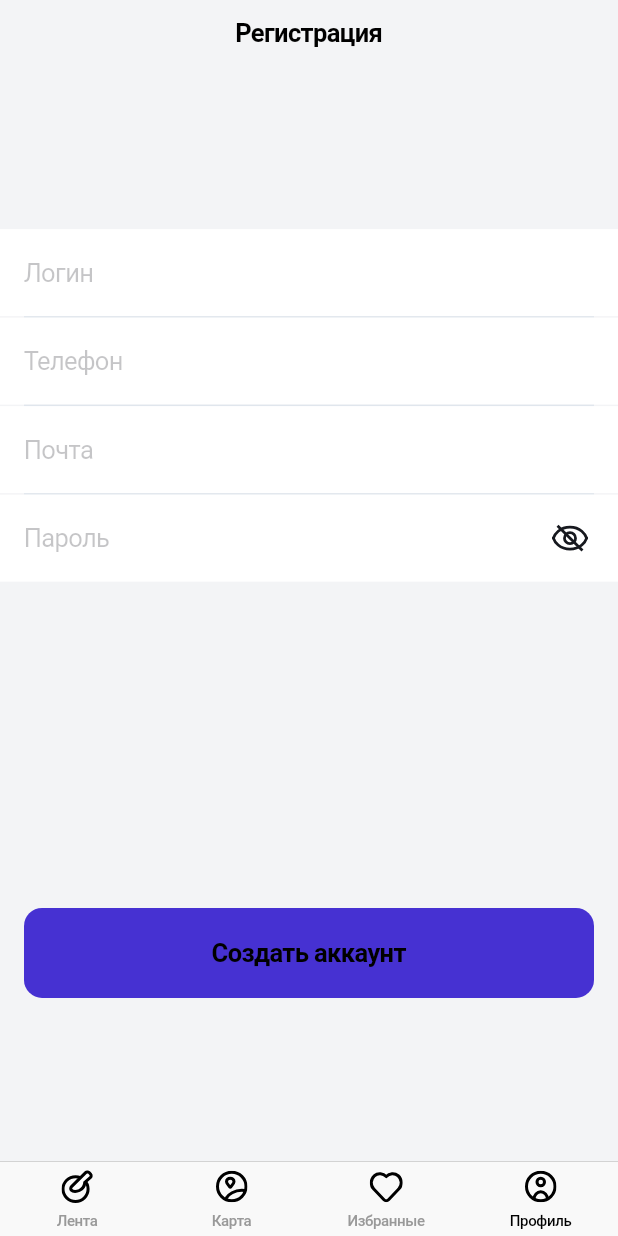
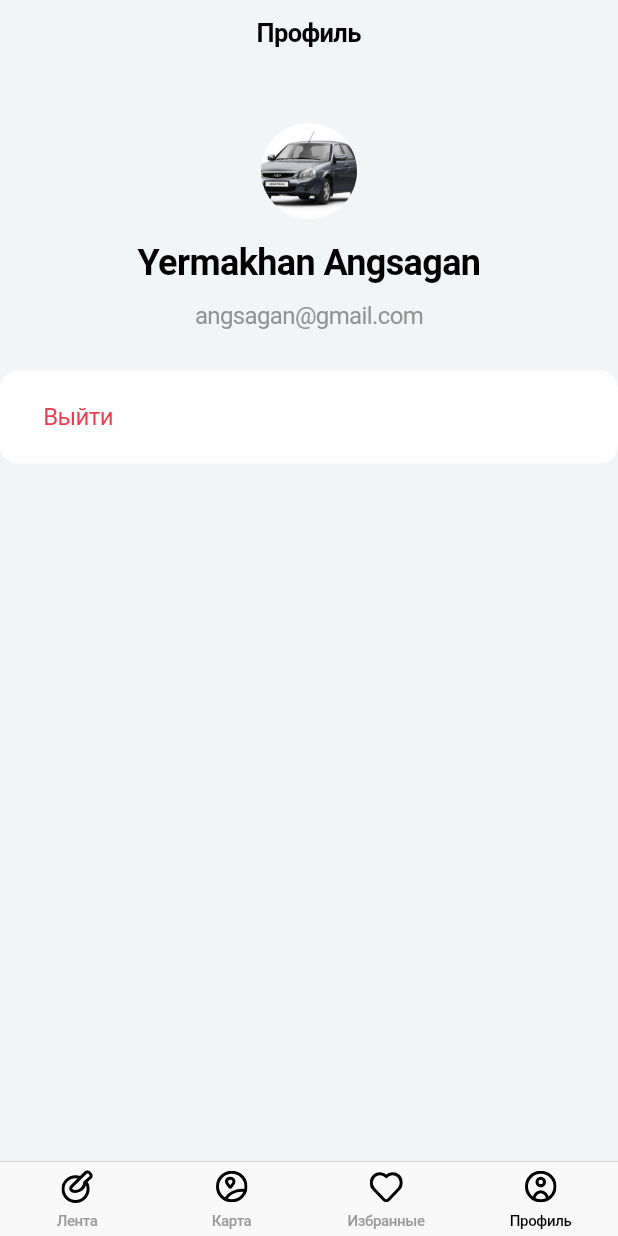
Before and after one commit to yermakhanansagan/code-union, a Flutter app: the screen it shows after launch, item 4 of the bottom bar chosen, on a phone screen of 412 x 824 dp. Run offline on Flutter 3.47's test engine with Material 2 defaults, Android fonts, the phone set to English and light mode, and no system bars; our stand-ins replace flutter_svg.

Commit message:
profile page and text styles

```diff
--- /dev/null
+++ b/lib/src/components/search_text_field.dart
@@ -0,0 +1,19 @@
+import 'package:flutter/cupertino.dart';
+
+class SearchTextField extends StatelessWidget {
+  const SearchTextField({
+    Key? key,
+  }) : super(key: key);
+
+  @override
+  Widget build(BuildContext context) {
+    return CupertinoTextField(
+      prefix: Padding(
+        padding: const EdgeInsets.only(left: 12),
+        child: Icon(CupertinoIcons.search),
+      ),
+      placeholder: "Поиск",
+      padding: const EdgeInsets.all(12),
+    );
+  }
+}
--- a/lib/src/constants/app_color.dart
+++ b/lib/src/constants/app_color.dart
@@ -5,4 +5,7 @@ class AppColor{
   static const Color white = Color(0xFFFFFFFF);
   static const Color dividerColor = Color(0xFFE0E6ED);
   static const Color main = Color(0xFF4631D2);
+  static const Color textSecondColor = Color(0xFF929292);
+  static const Color redTextColor = Color(0xFFEC3A4D);
+  static const Color secondButtonColor = Color(0xFFFEFEFE);
 }
--- /dev/null
+++ b/lib/src/constants/text_styles.dart
@@ -0,0 +1,9 @@
+import 'package:flutter/cupertino.dart';
+import 'package:project/src/constants/app_color.dart';
+
+class AppTextStyles {
+  static var headline1 = TextStyle(fontSize: 24, fontWeight: FontWeight.bold);
+  static var headline2 = TextStyle(fontSize: 16, fontWeight: FontWeight.bold);
+  static var description1 = TextStyle(fontSize: 16, color: AppColor.textSecondColor);
+  static var description2 = TextStyle(fontSize: 13, color: AppColor.textSecondColor);
+}
--- a/lib/src/screens/main_screen/main_screen.dart
+++ b/lib/src/screens/main_screen/main_screen.dart
@@ -1,5 +1,6 @@
 import 'package:flutter/cupertino.dart';
 import 'package:flutter_svg/flutter_svg.dart';
+import 'package:project/src/screens/profile/profile_screen.dart';
 import 'package:project/src/screens/timeline/timeline_screen.dart';
 
 import '../auth/auth_screen.dart';
@@ -44,7 +45,7 @@ class MainScreen extends StatelessWidget {
               case 2:
                 return AuthScreen();
               case 3:
-                return RegistrationScreen();
+                return ProfileScreen();
               default:
                 return TimelineScreen();
             }
--- /dev/null
+++ b/lib/src/screens/profile/profile_screen.dart
@@ -0,0 +1,35 @@
+import 'package:flutter/cupertino.dart';
+
+import 'package:project/src/constants/app_color.dart';
+import 'package:project/src/screens/timeline/widgets/profile_description.dart';
+import 'package:project/src/screens/timeline/widgets/profile_screen_button.dart';
+
+class ProfileScreen extends StatelessWidget {
+  @override
+  Widget build(BuildContext context) {
+    return CupertinoPageScaffold(
+      navigationBar: CupertinoNavigationBar(
+        backgroundColor: AppColor.white,
+        border: Border(),
+        middle: Text("Профиль"),
+      ),
+      child: Column(
+        crossAxisAlignment: CrossAxisAlignment.stretch,
+        children: [
+          ProfileDescription(
+            imagePath: "assets/images/lada_priora_1.jpg",
+            name: "Yermakhan Angsagan",
+            email: "angsagan@gmail.com",
+          ),
+          SizedBox(
+            height: 27,
+          ),
+          ProfileScreenButton(
+            //лейбл по дефолту Выйти
+            onPressed: () {},
+          ),
+        ],
+      ),
+    );
+  }
+}
--- a/lib/src/screens/timeline/timeline_screen.dart
+++ b/lib/src/screens/timeline/timeline_screen.dart
@@ -1,7 +1,10 @@
 import 'package:flutter/cupertino.dart';
 import 'package:flutter/material.dart';
 import 'package:flutter_svg/flutter_svg.dart';
+import 'package:project/src/components/search_text_field.dart';
+import 'package:project/src/constants/app_color.dart';
 import 'package:project/src/constants/app_paddings.dart';
+import 'package:project/src/constants/text_styles.dart';
 import 'package:project/src/data/dummy_data.dart';
 
 class TimelineScreen extends StatelessWidget {
@@ -17,14 +20,7 @@ class TimelineScreen extends StatelessWidget {
                 SizedBox(
                   height: 33,
                 ),
-                CupertinoTextField(
-                  prefix: Padding(
-                    padding: const EdgeInsets.only(left: 12),
-                    child: Icon(CupertinoIcons.search),
-                  ),
-                  placeholder: "Поиск",
-                  padding: const EdgeInsets.all(12),
-                ),
+                SearchTextField(),
                 SizedBox(
                   height: 20,
                 ),
@@ -65,20 +61,15 @@ class TimelineScreen extends StatelessWidget {
                                   children: [
                                     Text(
                                       shoppingCenter.name,
-                                      style: TextStyle(fontSize: 16, fontWeight: FontWeight.bold),
+                                      style: AppTextStyles.headline2,
                                     ),
                                     Text(
                                       shoppingCenter.description,
-                                      style: TextStyle(
-                                          fontSize: 13,
-                                          color: Color(0xFF929292)),
-                                    ),
+                                      style: AppTextStyles.description2),
                                     Text(
                                       shoppingCenter.address,
-                                      style: TextStyle(
-                                          fontSize: 13,
-                                          color: Color(0xFF929292)),
-                                    )
+                                      style: AppTextStyles.description2),
+
                                   ],
                                 ),
                               ),
--- /dev/null
+++ b/lib/src/screens/timeline/widgets/profile_description.dart
@@ -0,0 +1,55 @@
+import 'package:flutter/cupertino.dart';
+import 'package:project/src/constants/app_color.dart';
+import 'package:project/src/constants/text_styles.dart';
+
+class ProfileDescription extends StatelessWidget {
+  final String imagePath;
+  final String name;
+  final String email;
+
+  const ProfileDescription({
+    Key? key,
+    required this.imagePath,
+    required this.name,
+    required this.email,
+  }) : super(key: key);
+
+  @override
+  Widget build(BuildContext context) {
+    return Column(
+      crossAxisAlignment: CrossAxisAlignment.stretch,
+      children: [
+        SizedBox(
+          height: 38,
+        ),
+        Container(
+          width: 64,
+          height: 64,
+          decoration: BoxDecoration(
+            shape: BoxShape.circle,
+            image: DecorationImage(
+              image: AssetImage(imagePath),
+              fit: BoxFit.contain,
+            ),
+          ),
+        ),
+        SizedBox(
+          height: 15,
+        ),
+        Text(
+          name,
+          textAlign: TextAlign.center,
+          style: AppTextStyles.headline1
+        ),
+        SizedBox(
+          height: 12,
+        ),
+        Text(
+          email,
+          textAlign: TextAlign.center,
+          style: AppTextStyles.description1
+        ),
+      ],
+    );
+  }
+}
--- /dev/null
+++ b/lib/src/screens/timeline/widgets/profile_screen_button.dart
@@ -0,0 +1,23 @@
+import 'package:flutter/cupertino.dart';
+import 'package:project/src/constants/app_color.dart';
+
+class ProfileScreenButton extends StatelessWidget {
+  final String labelText;
+  final GestureTapCallback onPressed;
+  const ProfileScreenButton({
+    Key? key, this.labelText = "Выйти", required this.onPressed,
+  }) : super(key: key);
+
+  @override
+  Widget build(BuildContext context) {
+    return CupertinoButton(
+        color: AppColor.secondButtonColor,
+        padding: const EdgeInsets.only(left: 29, top: 21, bottom: 22),
+        alignment: Alignment.centerLeft,
+        child: Text(
+          labelText,
+          style: TextStyle(color: AppColor.redTextColor, fontSize: 16),
+        ),
+        onPressed: onPressed);
+  }
+}
```
Also changed, not shown: assets/images/lada_priora_1.jpg (added).
